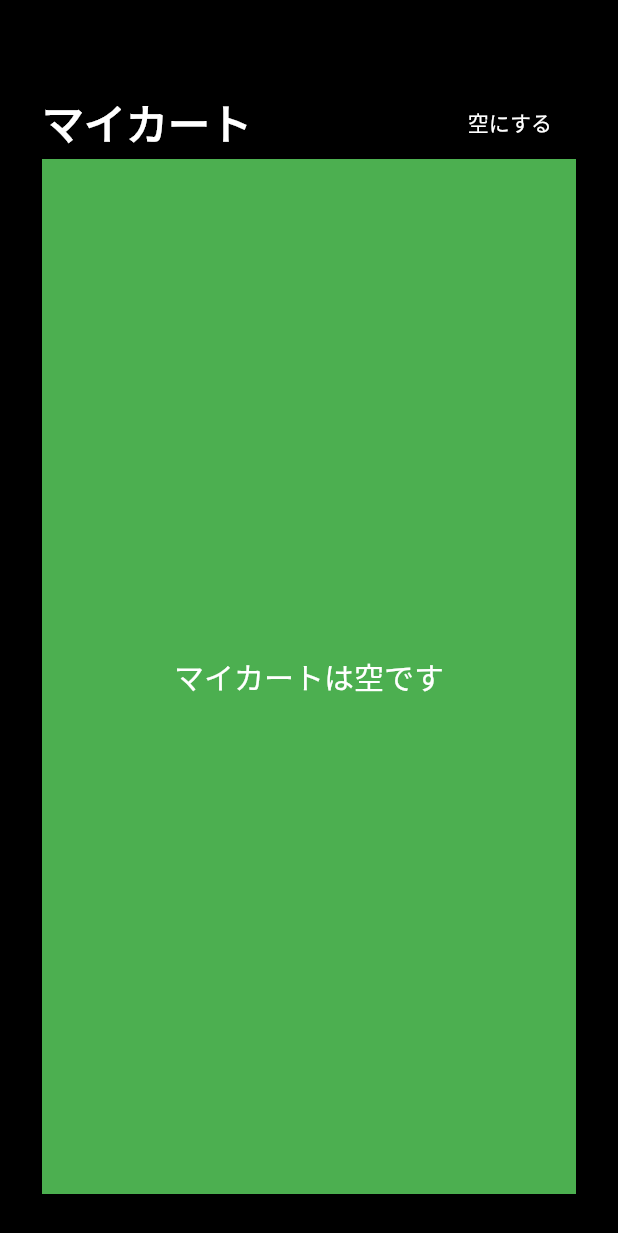
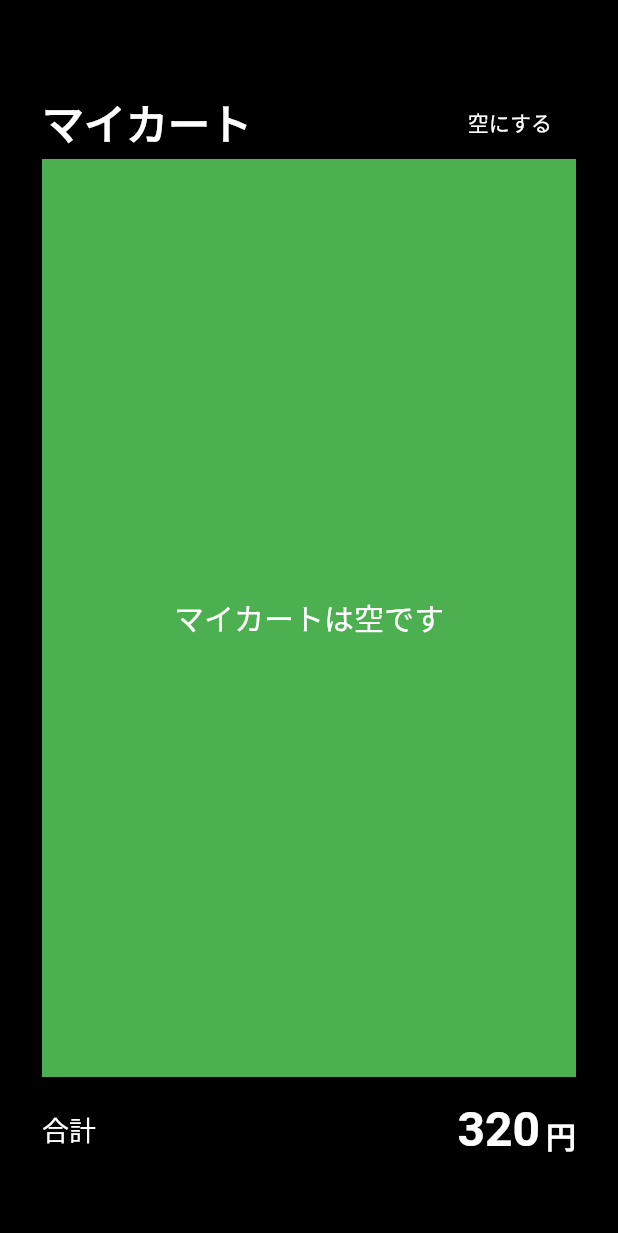
Before and after one commit to Channelsu/shop, a Flutter app: the screen it shows after launch, on a phone screen of 412 x 824 dp. Shown: the top 1233 px of the screen. Run offline on Flutter 3.47's test engine with Material 2 defaults, Android fonts, the phone set to English and light mode, and no system bars.

Commit message:
合計金額表示追記

```diff
--- a/lib/page/cart_page.dart
+++ b/lib/page/cart_page.dart
@@ -23,6 +23,25 @@ class CartPage extends StatelessWidget {
               ],
             ),
             Expanded(child: Container(color: Colors.green, child: buildCardItems(context))),
+            SizedBox(height: 16,),
+            Row(
+              mainAxisAlignment: MainAxisAlignment.spaceBetween,
+              children: <Widget>[
+                Text('合計', style: TextStyle(color: Colors.white, fontSize: 18),),
+                Row(
+                  crossAxisAlignment: CrossAxisAlignment.end,
+                  children: <Widget>[
+                    Text('320', style: TextStyle(color: Colors.white, fontSize: 32, fontWeight: FontWeight.bold),),
+                    SizedBox(width: 4,),
+                    Text('円', style: TextStyle(color: Colors.white, fontSize: 20, fontWeight: FontWeight.bold),)
+                  ],
+                ),
+              ],
+            ),
+            SizedBox(height: 24,),
+            // RaisedButton(
+            //   child: ,
+            // ),
           ],
         ),
       ),
```
